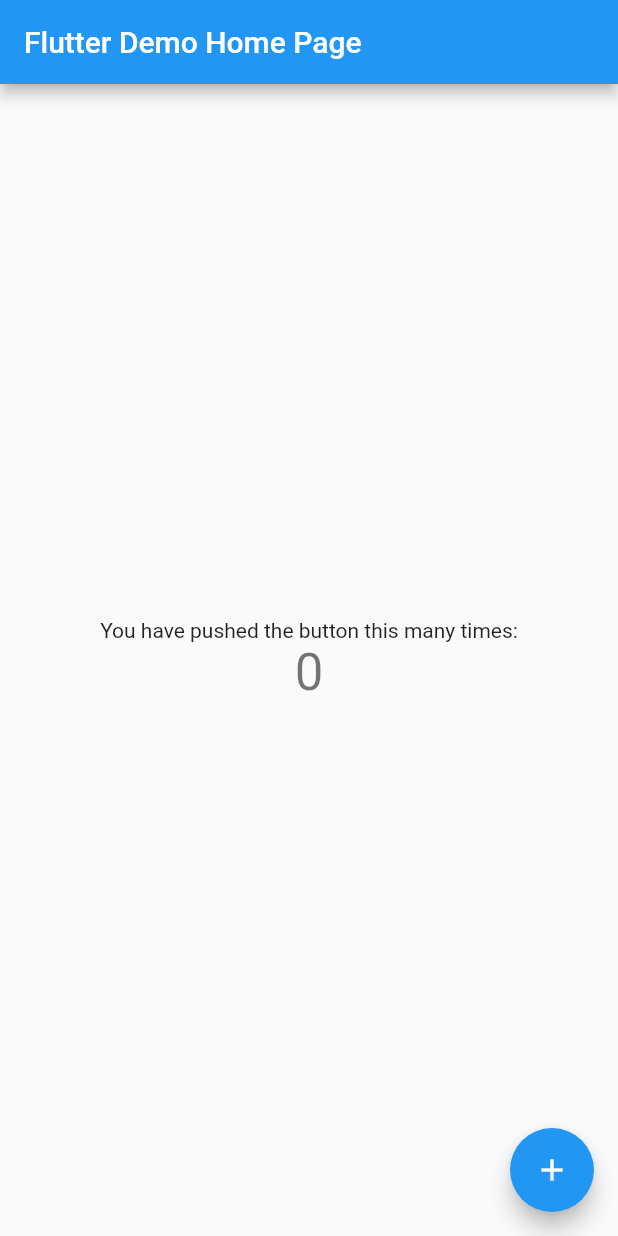
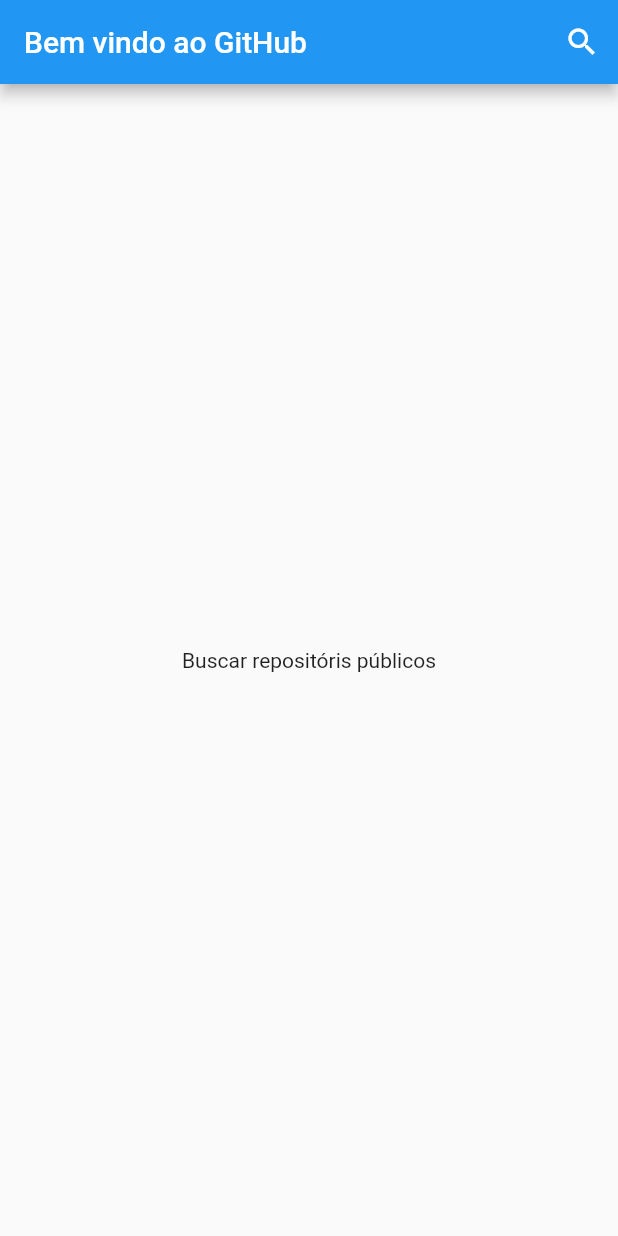
Before and after one commit to Railton98/github_devdojo, a Flutter app: the screen it shows after launch, on a phone screen of 412 x 824 dp. Run offline on Flutter 3.47's test engine with Material 2 defaults, Android fonts, the phone set to English and light mode, and no system bars.

Commit message:
search delegate screen initialized

```diff
--- a/lib/main.dart
+++ b/lib/main.dart
@@ -1,117 +1,22 @@
 import 'package:flutter/material.dart';
+
+import 'screens/home_screen.dart';
 
 void main() {
   runApp(MyApp());
 }
 
 class MyApp extends StatelessWidget {
-  // This widget is the root of your application.
   @override
   Widget build(BuildContext context) {
     return MaterialApp(
-      title: 'Flutter Demo',
+      debugShowCheckedModeBanner: false,
+      title: 'GitHub DevDojo',
       theme: ThemeData(
-        // This is the theme of your application.
-        //
-        // Try running your application with "flutter run". You'll see the
-        // application has a blue toolbar. Then, without quitting the app, try
-        // changing the primarySwatch below to Colors.green and then invoke
-        // "hot reload" (press "r" in the console where you ran "flutter run",
-        // or simply save your changes to "hot reload" in a Flutter IDE).
-        // Notice that the counter didn't reset back to zero; the application
-        // is not restarted.
         primarySwatch: Colors.blue,
-        // This makes the visual density adapt to the platform that you run
-        // the app on. For desktop platforms, the controls will be smaller and
-        // closer together (more dense) than on mobile platforms.
         visualDensity: VisualDensity.adaptivePlatformDensity,
       ),
-      home: MyHomePage(title: 'Flutter Demo Home Page'),
+      home: HomeScreen(),
     );
   }
 }
-
-class MyHomePage extends StatefulWidget {
-  MyHomePage({Key key, this.title}) : super(key: key);
-
-  // This widget is the home page of your application. It is stateful, meaning
-  // that it has a State object (defined below) that contains fields that affect
-  // how it looks.
-
-  // This class is the configuration for the state. It holds the values (in this
-  // case the title) provided by the parent (in this case the App widget) and
-  // used by the build method of the State. Fields in a Widget subclass are
-  // always marked "final".
-
-  final String title;
-
-  @override
-  _MyHomePageState createState() => _MyHomePageState();
-}
-
-class _MyHomePageState extends State<MyHomePage> {
-  int _counter = 0;
-
-  void _incrementCounter() {
-    setState(() {
-      // This call to setState tells the Flutter framework that something has
-      // changed in this State, which causes it to rerun the build method below
-      // so that the display can reflect the updated values. If we changed
-      // _counter without calling setState(), then the build method would not be
-      // called again, and so nothing would appear to happen.
-      _counter++;
-    });
-  }
-
-  @override
-  Widget build(BuildContext context) {
-    // This method is rerun every time setState is called, for instance as done
-    // by the _incrementCounter method above.
-    //
-    // The Flutter framework has been optimized to make rerunning build methods
-    // fast, so that you can just rebuild anything that needs updating rather
-    // than having to individually change instances of widgets.
-    return Scaffold(
-      appBar: AppBar(
-        // Here we take the value from the MyHomePage object that was created by
-        // the App.build method, and use it to set our appbar title.
-        title: Text(widget.title),
-      ),
-      body: Center(
-        // Center is a layout widget. It takes a single child and positions it
-        // in the middle of the parent.
-        child: Column(
-          // Column is also a layout widget. It takes a list of children and
-          // arranges them vertically. By default, it sizes itself to fit its
-          // children horizontally, and tries to be as tall as its parent.
-          //
-          // Invoke "debug painting" (press "p" in the console, choose the
-          // "Toggle Debug Paint" action from the Flutter Inspector in Android
-          // Studio, or the "Toggle Debug Paint" command in Visual Studio Code)
-          // to see the wireframe for each widget.
-          //
-          // Column has various properties to control how it sizes itself and
-          // how it positions its children. Here we use mainAxisAlignment to
-          // center the children vertically; the main axis here is the vertical
-          // axis because Columns are vertical (the cross axis would be
-          // horizontal).
-          mainAxisAlignment: MainAxisAlignment.center,
-          children: <Widget>[
-            Text(
-              'You have pushed the button this many times:',
-            ),
-            Text(
-              '$_counter',
-              style: Theme.of(context).textTheme.headline4,
-            ),
-          ],
-        ),
-      ),
-      floatingActionButton: FloatingActionButton(
-        onPressed: _incrementCounter,
-        tooltip: 'Increment',
-        child: Icon(Icons.add),
-      ), // This trailing comma makes auto-formatting nicer for build methods.
-    );
-  }
-}
--- /dev/null
+++ b/lib/screens/home_screen.dart
@@ -0,0 +1,32 @@
+import 'package:flutter/material.dart';
+import 'package:github_devdojo/delegate/github_search_delegate.dart';
+
+class HomeScreen extends StatefulWidget {
+  @override
+  _HomeScreenState createState() => _HomeScreenState();
+}
+
+class _HomeScreenState extends State<HomeScreen> {
+  @override
+  Widget build(BuildContext context) {
+    return Scaffold(
+      appBar: AppBar(
+        title: const Text('Bem vindo ao GitHub'),
+        actions: <Widget>[
+          IconButton(
+            icon: const Icon(Icons.search),
+            onPressed: () {
+              showSearch(
+                context: context,
+                delegate: GitHubSearchDelegate(),
+              );
+            },
+          ),
+        ],
+      ),
+      body: const Center(
+        child: const Text('Buscar repositóris públicos'),
+      ),
+    );
+  }
+}
```
Also changed, not shown: lib/delegate/github_search_delegate.dart (added, +43 -0 lines).
